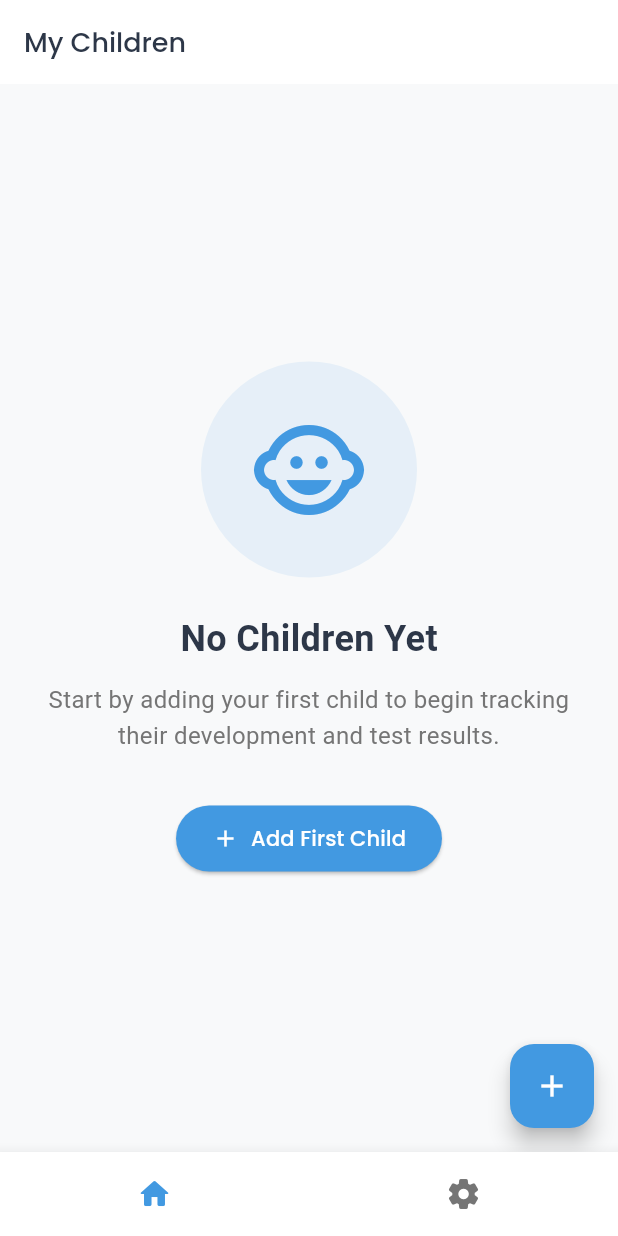
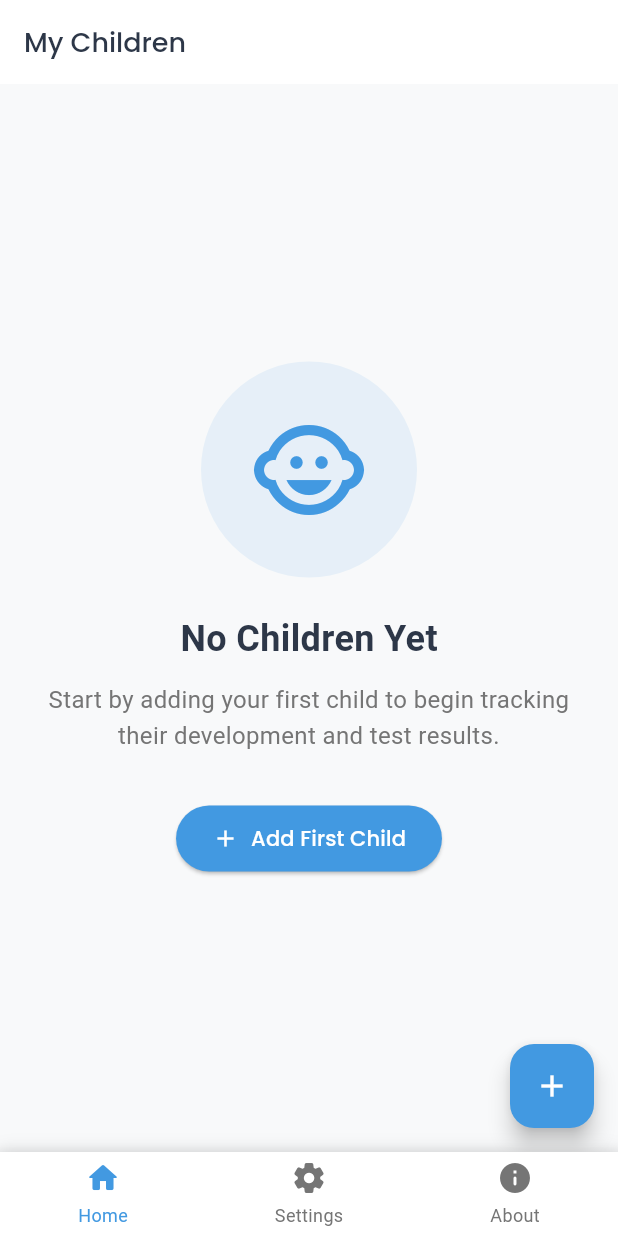
Before and after one commit to mahmoodhamdi/khuta, a Flutter app: the MainScreen screen opened directly, on a phone screen of 412 x 824 dp. Run offline on Flutter 3.47's test engine with Material 3 defaults, Android fonts, the phone set to English and light mode, and no system bars; drawn by our look-alikes of animated_bottom_navigation_bar; our stand-ins replace cloud_firestore, connectivity_plus, easy_localization, equatable, firebase_auth, firebase_core and 3 more; accounts and stored records are empty.

Commit message:
- Add Arabic translations for app information and features in ar.json - Add English translations for app information and features in en.json - Implement AboutScreen with animations and feature descriptions - Update MainScreen to include AboutScreen in navigation - Refactor AnimatedBottomBar to support new AboutScreen - Add url_launcher dependency for external links

```diff
--- a/assets/translations/ar.json
+++ b/assets/translations/ar.json
@@ -53,6 +53,21 @@
   "always_ready_to_fight": "طفل مستعد دائما للمشاجرات",
   "unable_to_stop_repetitive_behavior": "غير قادر على ايقاف نشاط ما متكرر",
   "disobedient": "غير مطيع",
+  "about_app": "عن التطبيق",
+  "app_description": "تطبيق حديث لتشخيص ADHD باستخدام مقياس كونرز",
+  "app_features": "المميزات",
+  "offline_support": "يعمل بدون إنترنت",
+  "secure_storage": "تخزين آمن للبيانات",
+  "multilingual": "متعدد اللغات",
+  "dark_mode": "الوضع الداكن",
+  "version": "الإصدار",
+  "developed_by": "تم التطوير بواسطة",
+  "privacy_policy": "سياسة الخصوصية",
+  "terms_of_service": "شروط الاستخدام",
+  "feedback": "إرسال ملاحظات",
+  "nav_home": "الرئيسية",
+  "nav_about": "عن التطبيق",
+  "nav_settings": "الإعدادات",
   "immature": "غير ناضج",
   "harsh": "قاسى",
   "does_not_appear_happy": "لا يبدو عليه السعاده بصوره اساسيه",
--- a/assets/translations/en.json
+++ b/assets/translations/en.json
@@ -48,6 +48,21 @@
   "always_ready_to_fight": "Always ready to fight",
   "unable_to_stop_repetitive_behavior": "Unable to stop repetitive behavior",
   "disobedient": "Disobedient",
+  "about_app": "About App",
+  "app_description": "A modern ADHD diagnosis app using Conners' Rating Scale",
+  "app_features": "Features",
+  "offline_support": "Works Offline",
+  "secure_storage": "Secure Data Storage",
+  "multilingual": "Multiple Languages",
+  "dark_mode": "Dark Mode",
+  "version": "Version",
+  "developed_by": "Developed by",
+  "privacy_policy": "Privacy Policy",
+  "terms_of_service": "Terms of Service",
+  "feedback": "Send Feedback",
+  "nav_home": "Home",
+  "nav_about": "About",
+  "nav_settings": "Settings",
   "immature": "Immature",
   "harsh": "Harsh",
   "does_not_appear_happy": "Does not appear happy",
--- a/lib/screens/main_screen.dart
+++ b/lib/screens/main_screen.dart
@@ -1,4 +1,5 @@
 import 'package:flutter/material.dart';
+import 'package:khuta/screens/about/about_screen.dart';
 import 'package:khuta/screens/home/home_screen.dart';
 import 'package:khuta/screens/settings/settings_screen.dart';
 import 'package:khuta/widgets/animated_bottom_bar.dart';
@@ -13,7 +14,11 @@ class MainScreen extends StatefulWidget {
 class _MainScreenState extends State<MainScreen> {
   int _currentIndex = 0;
 
-  final List<Widget> _screens = [const HomeScreen(), const SettingsScreen()];
+  final List<Widget> _screens = [
+    const HomeScreen(),
+    const SettingsScreen(),
+    const AboutScreen(),
+  ];
 
   void _onTabTapped(int index) {
     setState(() => _currentIndex = index);
--- a/lib/widgets/animated_bottom_bar.dart
+++ b/lib/widgets/animated_bottom_bar.dart
@@ -18,20 +18,67 @@ class AnimatedBottomBar extends StatelessWidget {
     final isDark = Theme.of(context).brightness == Brightness.dark;
     final isRTL = context.locale.languageCode == 'ar';
 
-    return AnimatedBottomNavigationBar(
-      icons: [Icons.home_rounded, Icons.settings_rounded],
+    return Container(
+      decoration: BoxDecoration(
+        color: HomeScreenTheme.cardBackground(isDark),
+        boxShadow: [
+          BoxShadow(
+            color: Colors.black.withOpacity(0.1),
+            blurRadius: 8,
+            offset: const Offset(0, -2),
+          ),
+        ],
+      ),
+      child: AnimatedBottomNavigationBar.builder(
+        itemCount: 3,
+        tabBuilder: (int index, bool isActive) {
+          final icons = [
+            Icons.home_rounded,
+
+            Icons.settings_rounded,
+            Icons.info_rounded,
+          ];
+          final labels = [
+            'nav_home'.tr(),
+
+            'nav_settings'.tr(),
+
+            'nav_about'.tr(),
+          ];
+          return Column(
+            mainAxisSize: MainAxisSize.min,
+            mainAxisAlignment: MainAxisAlignment.center,
+            children: [
+              Icon(
+                icons[index],
+                size: 24,
+                color: isActive
+                    ? HomeScreenTheme.accentBlue(isDark)
+                    : HomeScreenTheme.secondaryText(isDark),
+              ),
+              const SizedBox(height: 4),
+              Text(
+                labels[index],
+                style: TextStyle(
+                  fontSize: 12,
+                  color: isActive
+                      ? HomeScreenTheme.accentBlue(isDark)
+                      : HomeScreenTheme.secondaryText(isDark),
+                ),
+              ),
+            ],
+          );
+        },
         activeIndex: activeIndex,
         gapLocation: GapLocation.none,
         notchSmoothness: NotchSmoothness.smoothEdge,
 
         onTap: onTap,
         backgroundColor: HomeScreenTheme.cardBackground(isDark),
-      activeColor: HomeScreenTheme.accentBlue(isDark),
-      inactiveColor: HomeScreenTheme.secondaryText(isDark),
-      iconSize: 24,
 
         splashSpeedInMilliseconds: 300,
         splashColor: HomeScreenTheme.accentBlue(isDark).withOpacity(0.1),
+      ),
     );
   }
 }
--- a/pubspec.yaml
+++ b/pubspec.yaml
@@ -36,6 +36,7 @@ dependencies:
   connectivity_plus: ^6.1.4
   animated_bottom_navigation_bar: ^1.4.0
   animated_theme_switcher: ^2.0.10
+  url_launcher: ^6.3.1
 
 dev_dependencies:
   flutter_test:
```
Also changed, not shown: lib/screens/about/about_screen.dart (added, +397 -0 lines), pubspec.lock. Lines whose indentation alone changed are shown as unchanged.
